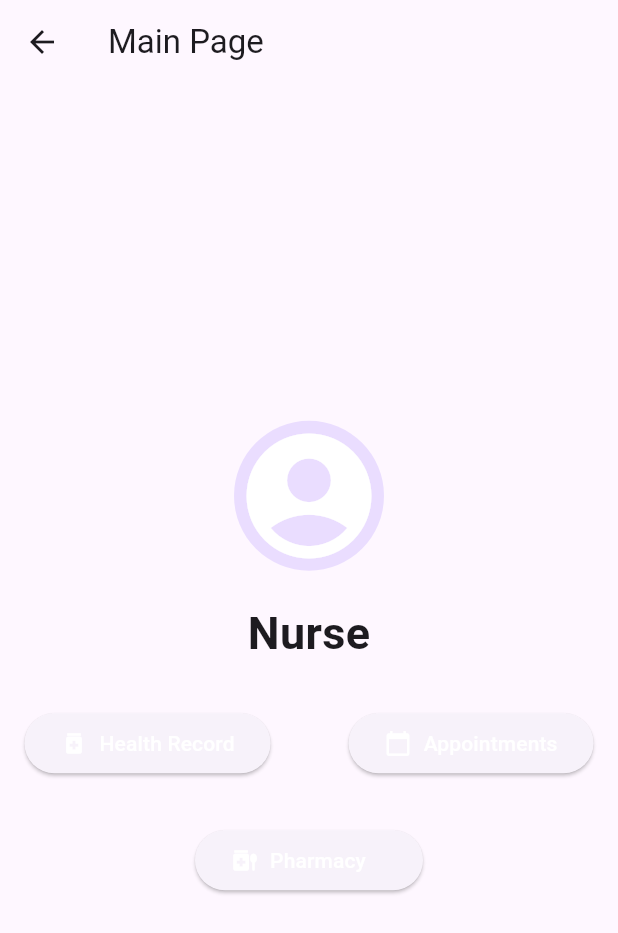
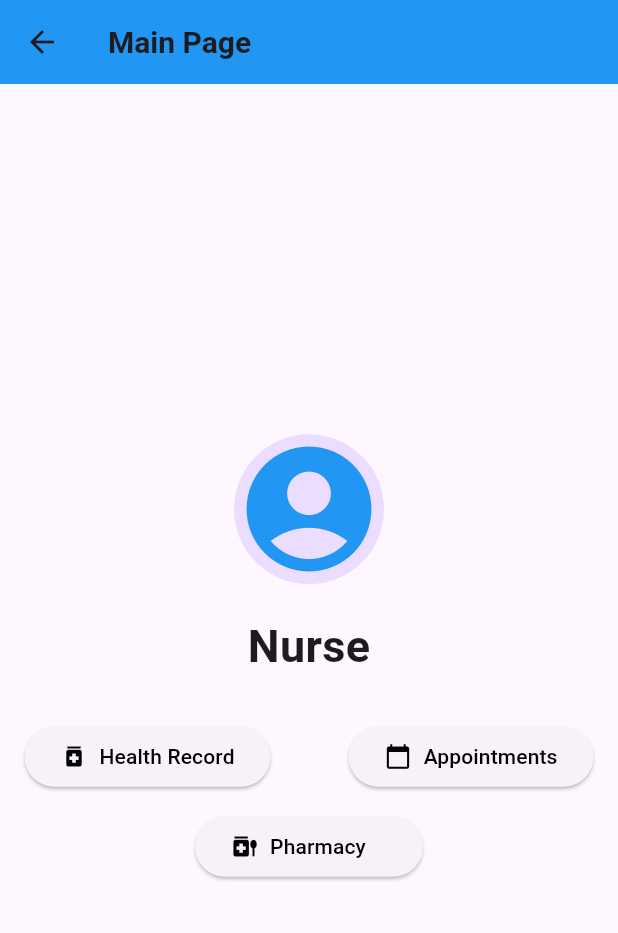
Before and after one commit to markashjan/Nurse, a Flutter app: the nursemainpage screen opened by its route, on a phone screen of 412 x 824 dp. Shown: the top 933 px of the screen. Run offline on Flutter 3.47's test engine with Material 3 defaults, Android fonts, the phone set to English and light mode, and no system bars; network calls fail.

Commit message:
Change the colour and padding of certain buttons

```diff
--- a/lib/nursemainpage.dart
+++ b/lib/nursemainpage.dart
@@ -7,7 +7,13 @@ class nursemainpage extends StatelessWidget {
   Widget build(BuildContext context) {
     return Scaffold(
       appBar: AppBar(
-        title: const Text('Main Page'),
+        backgroundColor: Colors.blue,
+        elevation: 0,
+        title: const Text('Main Page',
+          style: TextStyle(
+            fontSize: 20,
+            fontWeight: FontWeight.bold,
+          ),),
       ),
       body: Center(
           child: Column(
@@ -15,7 +21,7 @@ class nursemainpage extends StatelessWidget {
               children: [
                 const CircleAvatar(
                   radius: 50.0,
-                  child: Icon(Icons.account_circle,size:100,color: Colors.white,),
+                  child: Icon(Icons.account_circle,size:100,color: Colors.blue,),
                   //backgroundImage: AssetImage('assets/profile_picture.png'), // Replace with your image path
                 ),
                 const SizedBox(height: 20.0),
@@ -37,9 +43,9 @@ class nursemainpage extends StatelessWidget {
                         onPressed: () => Navigator.pushNamed(context, 'healthrecord'),
                         child: Row(
                           children: [
-                            Icon(Icons.medication, color: Colors.white),
+                            Icon(Icons.medication, color: Colors.black),
                             SizedBox(width: 8.0),
-                            Text('Health Record', style: TextStyle(color: Colors.white)),
+                            Text('Health Record', style: TextStyle(color: Colors.black)),
                           ],
                         ),
                       ),
@@ -55,16 +61,16 @@ class nursemainpage extends StatelessWidget {
                         onPressed: () => Navigator.pushNamed(context, 'appointment'),
                         child: Row(
                           children: [
-                            Icon(Icons.calendar_today, color: Colors.white),
+                            Icon(Icons.calendar_today, color: Colors.black),
                             SizedBox(width: 8.0),
-                            Text('Appointments', style: TextStyle(color: Colors.white)),
+                            Text('Appointments', style: TextStyle(color: Colors.black)),
                           ],
                         ),
                       ),
                     ),
                   ],
                 ),
-                SizedBox(height: 20.0),
+                SizedBox(height: 2.0),
                 Container(
                   padding: EdgeInsets.symmetric(horizontal: 130.0, vertical: 2.0),
                   decoration: BoxDecoration(
@@ -74,9 +80,9 @@ class nursemainpage extends StatelessWidget {
                     onPressed: () => Navigator.pushNamed(context, 'pharmacy'),
                     child: Row(
                       children: [
-                        Icon(Icons.medication_liquid, color: Colors.white),
+                        Icon(Icons.medication_liquid, color: Colors.black),
                         SizedBox(width: 8.0),
-                        Text('Pharmacy', style: TextStyle(color: Colors.white)),
+                        Text('Pharmacy', style: TextStyle(color: Colors.black)),
                       ],
                     ),
                   ),
```
Also changed, not shown: lib/appointment.dart (+7 -1 lines), lib/healthrecord.dart (+7 -1 lines), lib/loginpage.dart (+8 -2 lines), lib/pharmacy.dart (+7 -1 lines), pubspec.lock.
